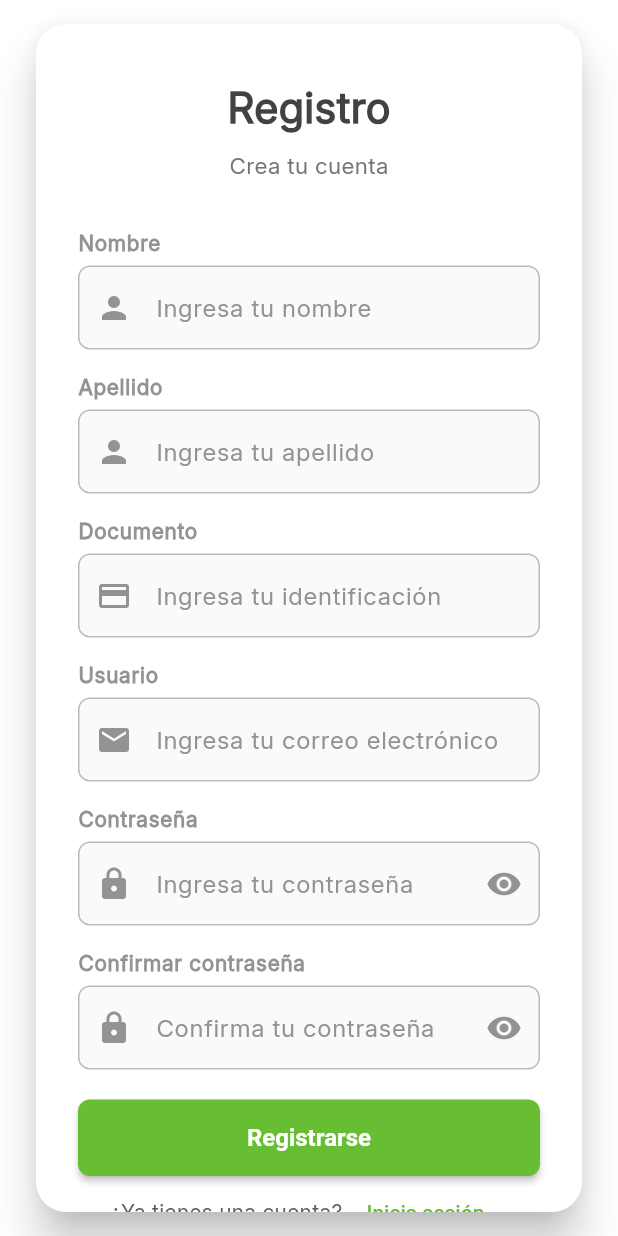
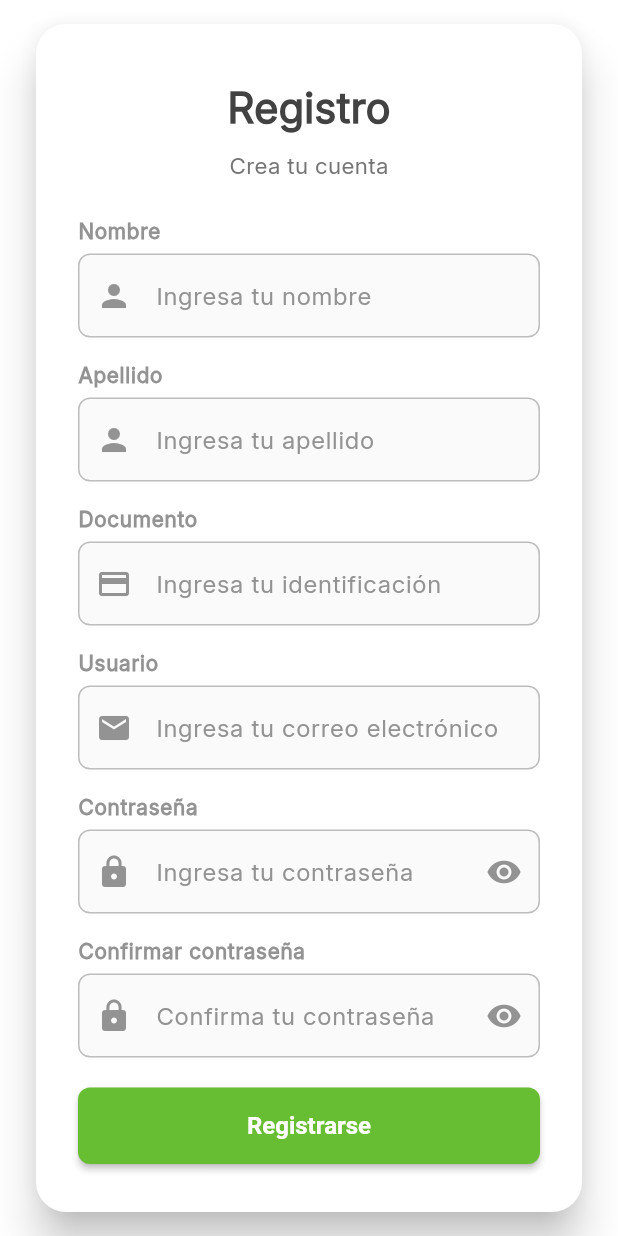
Before and after one commit to deiby1523/Agrosmart-flutter, a Flutter app: the RegisterPage screen opened by its route, on a phone screen of 412 x 824 dp. Run offline on Flutter 3.47's test engine with Material 3 defaults, Android fonts, the phone set to English and light mode, and no system bars; our stand-ins replace dio, flutter_riverpod, go_router, riverpod_annotation, shared_preferences; accounts and stored records are empty; generated files the repository leaves out were written again.

Commit message:
UI fixes

```diff
--- a/lib/core/themes/app_colors.dart
+++ b/lib/core/themes/app_colors.dart
@@ -86,8 +86,6 @@ class AppColorSchemes {
     onTertiary: lightOnTertiary,
     error: lightError,
     onError: lightOnError,
-    background: lightBackground,
-    onBackground: lightOnBackground,
     surface: lightSurface,
     onSurface: lightOnSurface,
   );
@@ -102,8 +100,6 @@ class AppColorSchemes {
     onTertiary: darkOnTertiary,
     error: darkError,
     onError: darkOnError,
-    background: darkBackground,
-    onBackground: darkOnBackground,
     surface: darkSurface,
     onSurface: darkOnSurface,
   );
--- a/lib/core/themes/app_theme.dart
+++ b/lib/core/themes/app_theme.dart
@@ -1,7 +1,6 @@
 import 'package:agrosmart_flutter/core/themes/app_colors.dart';
 import 'package:agrosmart_flutter/core/themes/custom_themes/snackbar_theme.dart';
 import 'package:flutter/material.dart';
-import 'package:go_router/go_router.dart';
 import 'custom_themes/appbar_theme.dart';
 import 'custom_themes/card_theme.dart';
 import 'custom_themes/button_theme.dart';
--- a/lib/presentation/pages/auth/login_page.dart
+++ b/lib/presentation/pages/auth/login_page.dart
@@ -1,7 +1,6 @@
 import 'package:agrosmart_flutter/presentation/widgets/login_form.dart';
 import 'package:flutter/material.dart';
 import 'package:flutter_riverpod/flutter_riverpod.dart';
-import 'package:go_router/go_router.dart';
 
 class LoginPage extends ConsumerStatefulWidget {
   const LoginPage({super.key});
--- a/lib/presentation/pages/breeds/breeds_form_page.dart
+++ b/lib/presentation/pages/breeds/breeds_form_page.dart
@@ -2,7 +2,6 @@ import 'package:agrosmart_flutter/core/themes/app_colors.dart';
 import 'package:agrosmart_flutter/domain/entities/breed.dart';
 import 'package:agrosmart_flutter/presentation/widgets/custom_text_field.dart';
 import 'package:flutter/material.dart';
-import 'package:flutter/rendering.dart';
 import 'package:flutter_riverpod/flutter_riverpod.dart';
 import '../../../core/utils/validators.dart';
 import '../../providers/breed_provider.dart';
--- a/lib/presentation/pages/breeds/widgets/breed_actions.dart
+++ b/lib/presentation/pages/breeds/widgets/breed_actions.dart
@@ -5,8 +5,7 @@ class BreedActions extends StatelessWidget {
   final VoidCallback onEdit;
   final VoidCallback onDelete;
 
-  const BreedActions({Key? key, required this.onEdit, required this.onDelete})
-    : super(key: key);
+  const BreedActions({super.key, required this.onEdit, required this.onDelete});
 
   @override
   Widget build(BuildContext context) {
--- a/lib/presentation/pages/breeds/widgets/breed_table.dart
+++ b/lib/presentation/pages/breeds/widgets/breed_table.dart
@@ -37,7 +37,7 @@ class BreedTable extends ConsumerWidget {
             dataRowHeight: 64,
             columnSpacing: 24,
             horizontalMargin: 24,
-            headingRowColor: MaterialStateProperty.all(
+            headingRowColor: WidgetStateProperty.all(
               Theme.of(context).cardTheme.color,
             ),
             columns: [
@@ -96,7 +96,7 @@ class BreedTable extends ConsumerWidget {
         // Descripción
         if (!Responsive.isMobile(context))
           DataCell(
-            Container(
+            SizedBox(
               width: 200,
               child: Text(
                 breed.description?.isNotEmpty == true
--- a/lib/presentation/providers/auth_provider.dart
+++ b/lib/presentation/providers/auth_provider.dart
@@ -1,4 +1,3 @@
-import 'package:flutter_riverpod/flutter_riverpod.dart';
 import 'package:riverpod_annotation/riverpod_annotation.dart';
 import '../../data/repositories/auth_repository_impl.dart';
 import '../../domain/entities/user.dart';
--- a/lib/presentation/providers/breed_provider.dart
+++ b/lib/presentation/providers/breed_provider.dart
@@ -1,4 +1,3 @@
-import 'package:flutter_riverpod/flutter_riverpod.dart';
 import 'package:riverpod_annotation/riverpod_annotation.dart';
 import '../../data/repositories/breed_repository_impl.dart';
 import '../../domain/entities/breed.dart';
--- a/lib/presentation/widgets/login_form.dart
+++ b/lib/presentation/widgets/login_form.dart
@@ -41,7 +41,7 @@ class _LoginFormState extends ConsumerState<LoginForm> {
       shape: RoundedRectangleBorder(
         borderRadius: BorderRadius.circular(20),
       ),
-      color: Colors.white,
+      color: colors.card,
       margin: const EdgeInsets.symmetric(horizontal: 24),
       child: ConstrainedBox(
         constraints: const BoxConstraints(maxWidth: 450),
--- a/lib/presentation/widgets/register_form.dart
+++ b/lib/presentation/widgets/register_form.dart
@@ -99,7 +99,7 @@ class _RegisterFormState extends ConsumerState<RegisterForm> {
     return Card(
       elevation: 12,
       shape: RoundedRectangleBorder(borderRadius: BorderRadius.circular(20)),
-      color: Colors.white,
+      color: colors.card,
       margin: const EdgeInsets.symmetric(horizontal: 24, vertical: 16),
       child: ConstrainedBox(
         constraints: const BoxConstraints(maxWidth: 500),
@@ -124,7 +124,7 @@ class _RegisterFormState extends ConsumerState<RegisterForm> {
                   "Crea tu cuenta",
                   style: TextStyle(fontSize: 15, color: Colors.grey[600]),
                 ),
-                const SizedBox(height: 32),
+                const SizedBox(height: 24),
 
                 // --- Campos de texto ---
                 CustomTextField(
@@ -280,6 +280,7 @@ class _RegisterFormState extends ConsumerState<RegisterForm> {
                     ],
                   ),
                 ),
+                const SizedBox(height: 24),
 
                 // --- Redirección a login ---
                 Row(
```
Also changed, not shown: lib/presentation/pages/auth/register_page.dart (+0 -7 lines).
